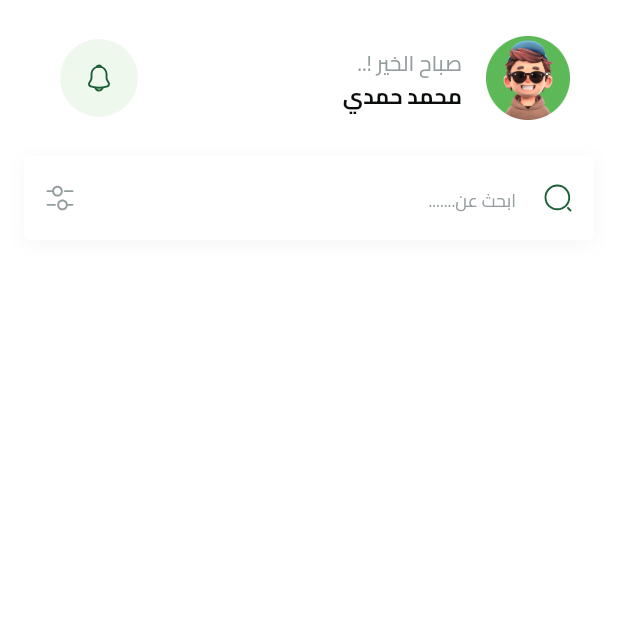
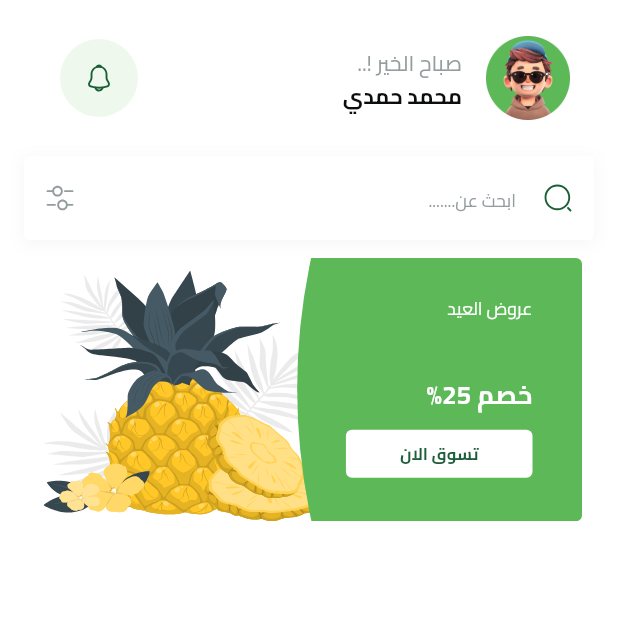
Before and after one commit to moohamed154/fruits_hub, a Flutter app: the HomeView screen opened by its route, on a phone screen of 412 x 824 dp, the top half of it. Run offline on Flutter 3.47's test engine with Material 3 defaults, Android fonts, the phone set to English and light mode, and no system bars; our stand-ins replace bloc, cloud_firestore, dartz, dots_indicator, firebase_auth, firebase_core and 8 more; missing offline and left inert: flutter_facebook_auth; accounts and stored records are empty.

Commit message:
Add keyboard dismiss behavior to sign-in and sign-up views; implement FeaturedList and FeaturedItem widgets in HomeViewBody

```diff
--- a/lib/features/auth/presentation/views/widgets/signin_view_body.dart
+++ b/lib/features/auth/presentation/views/widgets/signin_view_body.dart
@@ -33,6 +33,7 @@ class _SigninViewBodyState extends State<SigninViewBody> {
         horizontal: kHorizontalPadding,
       ),
       child: SingleChildScrollView(
+        keyboardDismissBehavior: ScrollViewKeyboardDismissBehavior.onDrag,
         child: Form(
           key: formKey,
           autovalidateMode: autoValidateMode,
--- a/lib/features/auth/presentation/views/widgets/signup_view_body.dart
+++ b/lib/features/auth/presentation/views/widgets/signup_view_body.dart
@@ -24,6 +24,7 @@ class _SignupViewBodyState extends State<SignupViewBody> {
   @override
   Widget build(BuildContext context) {
     return SingleChildScrollView(
+      keyboardDismissBehavior: ScrollViewKeyboardDismissBehavior.onDrag,
       child: Padding(
         padding: EdgeInsets.symmetric(horizontal: kHorizontalPadding),
         child: Form(
--- /dev/null
+++ b/lib/features/home/presentation/views/widgets/featured_item.dart
@@ -0,0 +1,81 @@
+import 'package:flutter/material.dart';
+import 'package:flutter_svg/svg.dart';
+import 'package:fruits_hub/core/utils/app_images.dart';
+import 'package:fruits_hub/core/utils/app_text_styles.dart';
+import 'package:fruits_hub/features/home/presentation/views/widgets/featured_item_button.dart';
+import 'package:flutter_svg_provider/flutter_svg_provider.dart' as svg;
+
+class FeaturedItem extends StatelessWidget {
+  const FeaturedItem({super.key});
+
+  @override
+  Widget build(BuildContext context) {
+    var itemWidth = MediaQuery.sizeOf(context).width - 32;
+
+    return ClipRRect(
+      borderRadius: BorderRadius.circular(4),
+      child: SizedBox(
+        width: itemWidth,
+        child: AspectRatio(
+          aspectRatio: 342 / 158,
+          child: Stack(
+            children: [
+              Positioned(
+                top: 0,
+                left: 0,
+                bottom: 0,
+                right: itemWidth * .4,
+                child: SvgPicture.asset(
+                  Assets.imagesPageViewItem2Image,
+                  fit: BoxFit.fill,
+                ),
+              ),
+              Container(
+                width: itemWidth * .5,
+                decoration: BoxDecoration(
+                  image: DecorationImage(
+                    image: svg.Svg(Assets.imagesFeaturedItemBackground),
+                    fit: BoxFit.fill,
+                  ),
+                ),
+                child: Padding(
+                  padding: const EdgeInsets.only(right: 33),
+                  child: Column(
+                    crossAxisAlignment: CrossAxisAlignment.start,
+                    children: [
+                      SizedBox(
+                        height: 25,
+                      ),
+                      Text(
+                        'عروض العيد',
+                        style: TextStyles.regular13(context).copyWith(
+                          color: Colors.white,
+                        ),
+                      ),
+                      Spacer(),
+                      Text(
+                        'خصم 25%',
+                        style: TextStyles.bold19(context).copyWith(
+                          color: Colors.white,
+                        ),
+                      ),
+                      SizedBox(
+                        height: 11,
+                      ),
+                      FeaturedItemButton(
+                        onPressed: () {},
+                      ),
+                      SizedBox(
+                        height: 29,
+                      ),
+                    ],
+                  ),
+                ),
+              ),
+            ],
+          ),
+        ),
+      ),
+    );
+  }
+}
--- /dev/null
+++ b/lib/features/home/presentation/views/widgets/featured_item_button.dart
@@ -0,0 +1,35 @@
+import 'package:flutter/material.dart';
+import 'package:fruits_hub/core/utils/app_colors.dart';
+import 'package:fruits_hub/core/utils/app_text_styles.dart';
+
+class FeaturedItemButton extends StatelessWidget {
+  const FeaturedItemButton({super.key, required this.onPressed});
+  final VoidCallback? onPressed;
+
+  @override
+  Widget build(BuildContext context) {
+    return SizedBox(
+      height: 32,
+      child: TextButton(
+        style: TextButton.styleFrom(
+          shape: RoundedRectangleBorder(
+            borderRadius: BorderRadius.circular(4),
+          ),
+          backgroundColor: Colors.white,
+        ),
+        onPressed: onPressed,
+        child: Padding(
+          padding: const EdgeInsets.symmetric(horizontal: 24),
+          child: FittedBox(
+            child: Text(
+              'تسوق الان',
+              style: TextStyles.bold13(context).copyWith(
+                color: AppColors.primaryColor,
+              ),
+            ),
+          ),
+        ),
+      ),
+    );
+  }
+}
--- /dev/null
+++ b/lib/features/home/presentation/views/widgets/featured_list.dart
@@ -0,0 +1,21 @@
+import 'package:flutter/material.dart';
+import 'package:fruits_hub/features/home/presentation/views/widgets/featured_item.dart';
+
+class FeaturedList extends StatelessWidget {
+  const FeaturedList({super.key});
+
+  @override
+  Widget build(BuildContext context) {
+    return SingleChildScrollView(
+      scrollDirection: Axis.horizontal,
+      child: Row(
+        children: List.generate(4, (index) {
+          return Padding(
+            padding: const EdgeInsets.symmetric(horizontal: 8),
+            child: const FeaturedItem(),
+          );
+        }),
+      ),
+    );
+  }
+}
--- a/lib/features/home/presentation/views/widgets/home_view_body.dart
+++ b/lib/features/home/presentation/views/widgets/home_view_body.dart
@@ -2,6 +2,7 @@ import 'package:flutter/material.dart';
 import 'package:fruits_hub/constants.dart';
 import 'package:fruits_hub/core/widgets/serach_text_field.dart';
 import 'package:fruits_hub/features/home/presentation/views/widgets/custom_home_app_bar.dart';
+import 'package:fruits_hub/features/home/presentation/views/widgets/featured_list.dart';
 
 class HomeViewBody extends StatelessWidget {
   const HomeViewBody({super.key});
@@ -23,6 +24,10 @@ class HomeViewBody extends StatelessWidget {
                   height: 16,
                 ),
                 SerachTextField(),
+                SizedBox(
+                  height: 12,
+                ),
+                FeaturedList(),
               ],
             ),
           ),
--- a/pubspec.yaml
+++ b/pubspec.yaml
@@ -42,6 +42,7 @@ dependencies:
   flutter_localizations:
     sdk: flutter
   flutter_svg: ^2.0.17
+  flutter_svg_provider: ^1.0.7
   get_it: ^8.0.3
   google_sign_in: ^6.2.2
   modal_progress_hud_nsn: ^0.5.1
```
Also changed, not shown: pubspec.lock.
